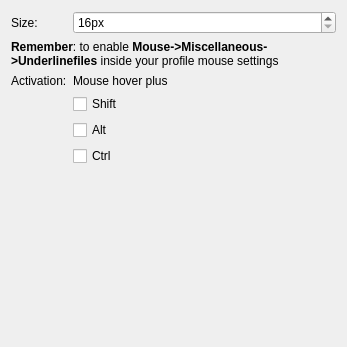
First picture: the form in src/settings/ThumbnailsSettings.ui, repository KDE/konsole, before the edit.
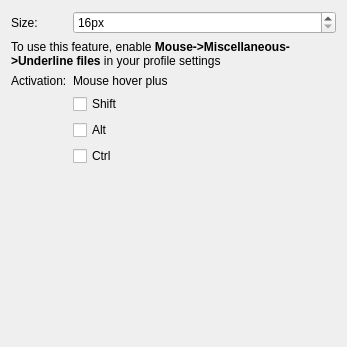
Second picture: the form after the edit.

Commit message: Better explain option needed to be enabled for thunbnails to work

```diff
--- a/src/settings/ThumbnailsSettings.ui
+++ b/src/settings/ThumbnailsSettings.ui
@@ -62,7 +62,7 @@
    <item row="1" column="0" colspan="2">
     <widget class="QLabel" name="label_3">
      <property name="text">
-      <string>&lt;html&gt;&lt;head/&gt;&lt;body&gt;&lt;p&gt;&lt;span style=&quot; font-weight:600;&quot;&gt;Remember&lt;/span&gt;: to enable &lt;span style=&quot; font-weight:600;&quot;&gt;Mouse-&amp;gt;Miscellaneous-&amp;gt;Underline&lt;/span&gt;&lt;span style=&quot; font-weight:600;&quot;&gt;files&lt;/span&gt; inside your profile mouse settings&lt;/p&gt;&lt;/body&gt;&lt;/html&gt;</string>
+      <string>&lt;html&gt;&lt;head/&gt;&lt;body&gt;&lt;p&gt;To use this feature, enable &lt;span style=&quot; font-weight:600;&quot;&gt;Mouse-&amp;gt;Miscellaneous-&amp;gt;Underline &lt;/span&gt;&lt;span style=&quot; font-weight:600;&quot;&gt;files&lt;/span&gt; in your profile settings&lt;/p&gt;&lt;/body&gt;&lt;/html&gt;</string>
      </property>
      <property name="textFormat">
       <enum>Qt::RichText</enum>
```
